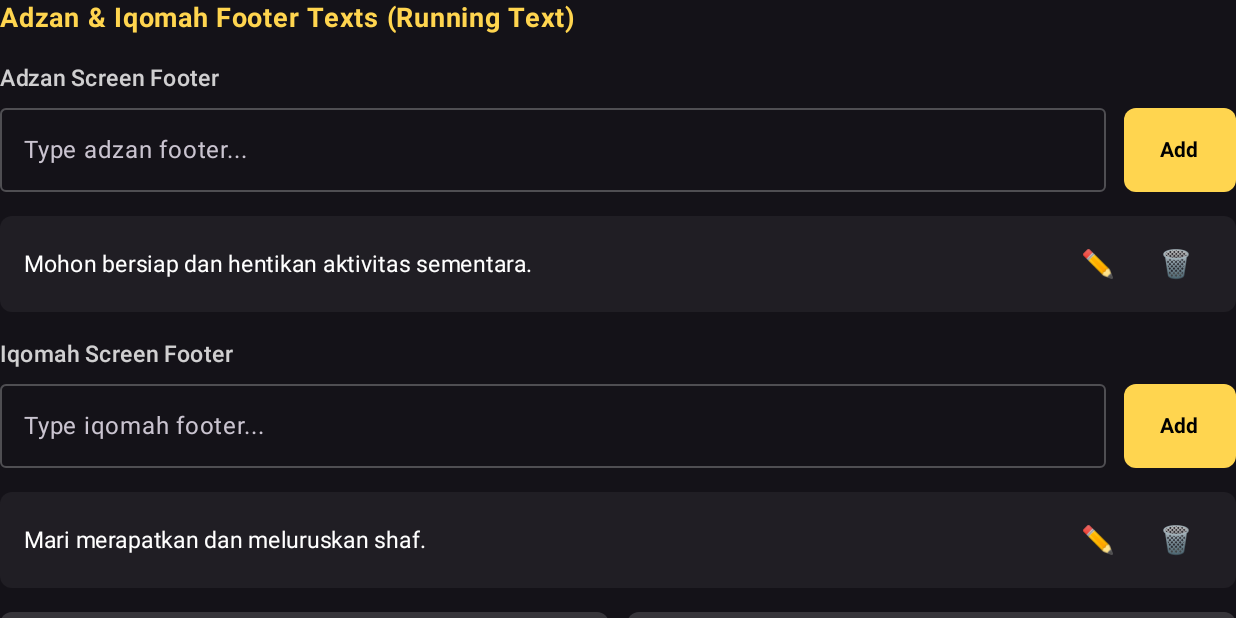
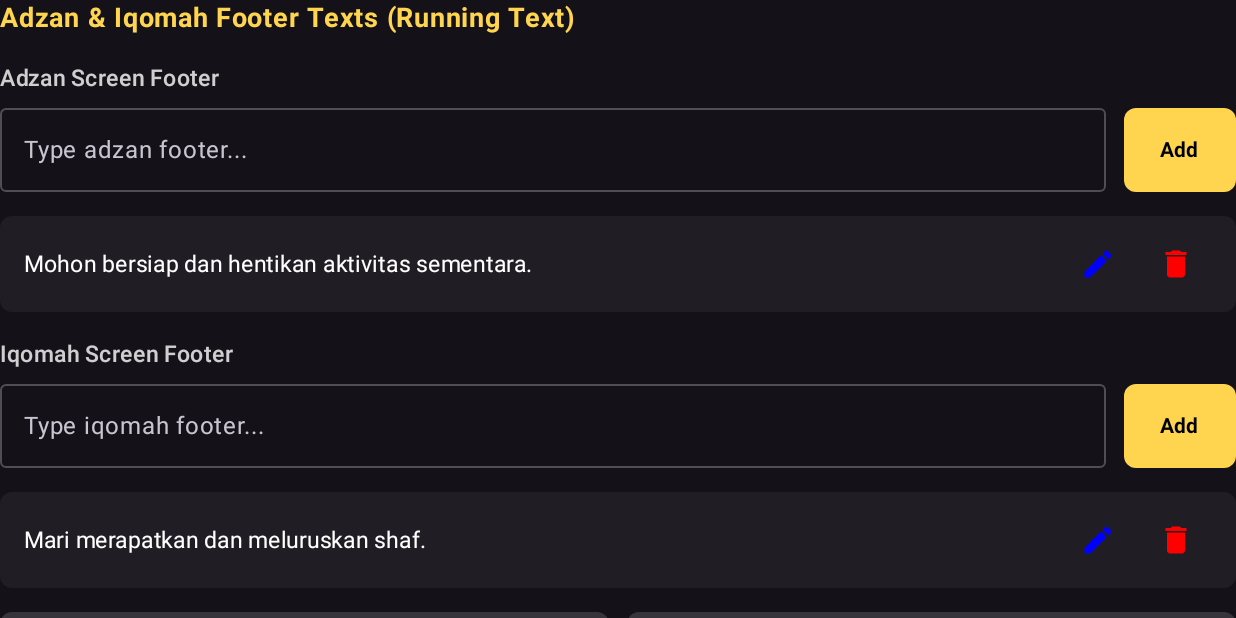
Before and after one commit to screedgroovern/Mosque-Athan, an Android app built with Jetpack Compose: the composable AnnouncementsSettingsSegment called with empty values, on a phone screen of 824 x 412 dp (held sideways). Run offline under Robolectric (Android 15) with nearby library versions, the light colour scheme and no system bars; libraries missing offline, so code that uses them is left out: io.realm.kotlin; 16 statements that could not run were skipped.

Commit message:
Enhance settings UI interactivity and update component styling
- Add Material Icons dependency
- Replace emoji buttons with Material Icons in Announcement settings
- Add click and keyboard (Enter/Center) support for settings dialog triggers
- Update RunningTextBar background and text colors

```diff
--- a/app/build.gradle.kts
+++ b/app/build.gradle.kts
@@ -69,6 +69,7 @@ dependencies {
     implementation(libs.androidx.lifecycle.viewmodel.compose)
     implementation(libs.androidx.navigation.compose)
     implementation(libs.androidx.material3)
+    implementation(libs.androidx.material.icons)
     implementation(libs.realm.base)
     implementation(libs.adhan)
     implementation(libs.ummalqura.calendar)
--- a/app/src/main/java/com/groovernapp/mosqueathan/ui/component/RunningTextBar.kt
+++ b/app/src/main/java/com/groovernapp/mosqueathan/ui/component/RunningTextBar.kt
@@ -20,14 +20,14 @@ fun RunningTextBar(text: String) {
         modifier = Modifier
             .fillMaxWidth()
             .height(56.dp)
-            .background(Color.Black)
+            .background(Color(0xFF004D00))
             .padding(horizontal = 24.dp),
         contentAlignment = Alignment.CenterStart
     ) {
 
         Text(
             text = text,
-            color = Color.White,
+            color = Color(0xFFFFD700),
             fontSize = 30.sp,
             maxLines = 1,
             softWrap = false,
--- a/app/src/main/java/com/groovernapp/mosqueathan/ui/settings/AnnouncementsSettingsSegment.kt
+++ b/app/src/main/java/com/groovernapp/mosqueathan/ui/settings/AnnouncementsSettingsSegment.kt
@@ -10,6 +10,9 @@ import androidx.compose.runtime.*
 import androidx.compose.ui.Alignment
 import androidx.compose.ui.Modifier
 import androidx.compose.ui.draw.clip
+import androidx.compose.material.icons.Icons
+import androidx.compose.material.icons.filled.Delete
+import androidx.compose.material.icons.filled.Edit
 import androidx.compose.ui.graphics.Color
 import androidx.compose.ui.text.font.FontWeight
 import androidx.compose.ui.unit.dp
@@ -225,13 +228,13 @@ fun AnnouncementsSettingsSegment(
                         editTextValue = footer
                         editingAdzanIndex = index
                     }) {
-                        Text("✏️", fontSize = 18.sp)
+                        Icon(imageVector = Icons.Default.Edit, contentDescription = "Edit", tint = Color.Blue)
                     }
                     IconButton(onClick = {
                         val updated = adzanFooters.toMutableList().apply { removeAt(index) }
                         onUpdateFooters(formatFooterTexts(updated), config.iqomahFooterText)
                     }) {
-                        Text("🗑️", fontSize = 18.sp)
+                        Icon(imageVector = Icons.Default.Delete, contentDescription = "Remove", tint = Color.Red)
                     }
                 }
             }
@@ -296,13 +299,13 @@ fun AnnouncementsSettingsSegment(
                         editTextValue = footer
                         editingIqomahIndex = index
                     }) {
-                        Text("✏️", fontSize = 18.sp)
+                        Icon(imageVector = Icons.Default.Edit, contentDescription = "Edit", tint = Color.Blue)
                     }
                     IconButton(onClick = {
                         val updated = iqomahFooters.toMutableList().apply { removeAt(index) }
                         onUpdateFooters(config.adzanFooterText, formatFooterTexts(updated))
                     }) {
-                        Text("🗑️", fontSize = 18.sp)
+                        Icon(imageVector = Icons.Default.Delete, contentDescription = "Remove", tint = Color.Red)
                     }
                 }
             }
@@ -395,10 +398,10 @@ fun AnnouncementsSettingsSegment(
                         editTextValue = announcement.content
                         editingAnnouncement = announcement
                     }) {
-                        Text("✏️", fontSize = 18.sp)
+                        Icon(imageVector = Icons.Default.Edit, contentDescription = "Edit", tint = Color.Blue)
                     }
                     IconButton(onClick = { onDeleteAnnouncement(announcement.id) }) {
-                        Text("🗑️", fontSize = 18.sp)
+                        Icon(imageVector = Icons.Default.Delete, contentDescription = "Remove", tint = Color.Red)
                     }
                 }
             }
```
Also changed, not shown: app/src/main/java/com/groovernapp/mosqueathan/ui/settings/MethodSettingsSegment.kt (+9 -1 lines), app/src/main/java/com/groovernapp/mosqueathan/ui/settings/StandbySettingsSegment.kt (+10 -1 lines).
